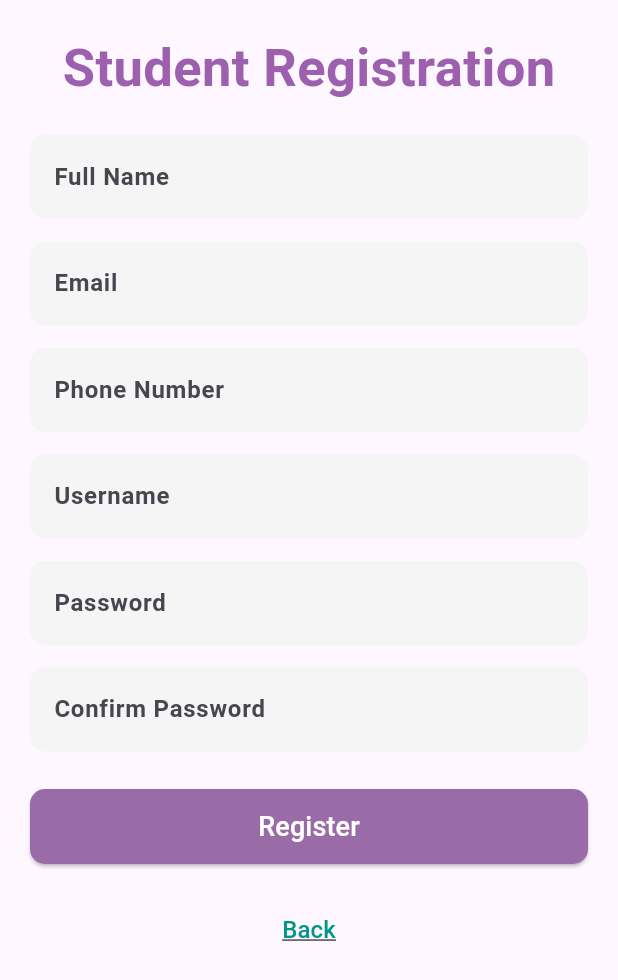
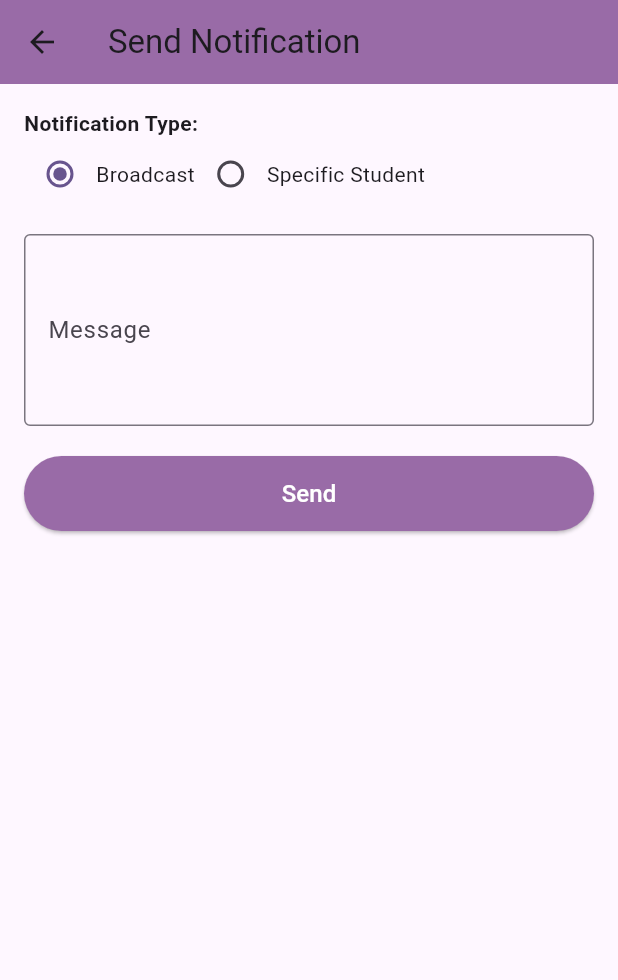
Before and after one commit to Rav-Mihiranga/tuition_management_system, a Flutter app: the AdminDashboard screen opened directly, after a tap on "Send Notification", on a phone screen of 412 x 824 dp. Shown: the top 980 px of the screen. Run offline on Flutter 3.47's test engine with Material 3 defaults, Android fonts, the light colour scheme and no system bars; our stand-ins replace cloud_firestore, firebase_core; accounts and stored records are empty.

Commit message:
notificatio fixed

```diff
--- a/lib/Login/login_screen.dart
+++ b/lib/Login/login_screen.dart
@@ -57,6 +57,7 @@
         final storedPassword = data['password'] as String;
         if (storedPassword == password) {
           // Successful login
+          final docId = query.docs.first.id;
           switch (widget.role) {
             case 'admin':
               Navigator.pushReplacement(
@@ -67,7 +68,9 @@
             case 'student':
               Navigator.pushReplacement(
                 context,
-                MaterialPageRoute(builder: (_) => HomeScreen()),
+                MaterialPageRoute(builder: (_) => HomeScreen(
+                  studentId: docId,
+                )),
               );
               break;
             case 'teacher':
--- a/lib/admin/admin_dashboard.dart
+++ b/lib/admin/admin_dashboard.dart
@@ -3,6 +3,7 @@
 import 'package:tuition_management_system/admin/student_reg.dart';
 import 'package:tuition_management_system/admin/teacher_reg.dart';
 import 'package:tuition_management_system/teacher/teachers.dart';
+import 'package:tuition_management_system/admin/admin_notification.dart';
 
 class AdminDashboard extends StatelessWidget {
   const AdminDashboard({super.key});
@@ -186,7 +187,7 @@
                     onTap: () {
                       Navigator.push(
                         context,
-                        MaterialPageRoute(builder: (context) => StudentReg()),
+                        MaterialPageRoute(builder: (context) => AdminNotificationPage()),
                       );
                     },
                     child: Container(
--- /dev/null
+++ b/lib/admin/admin_notification.dart
@@ -0,0 +1,148 @@
+import 'package:cloud_firestore/cloud_firestore.dart';
+import 'package:flutter/material.dart';
+
+class AdminNotificationPage extends StatefulWidget {
+  const AdminNotificationPage({super.key});
+
+  @override
+  State<AdminNotificationPage> createState() => _AdminNotificationPageState();
+}
+
+class _AdminNotificationPageState extends State<AdminNotificationPage> {
+  final TextEditingController _messageController = TextEditingController();
+  String _notificationType = 'broadcast'; // or 'specific'
+  String? _selectedStudentId;
+  bool _loading = false;
+  List<Map<String, dynamic>> _students = [];
+
+  @override
+  void initState() {
+    super.initState();
+    _fetchStudents();
+  }
+
+  Future<void> _fetchStudents() async {
+    try {
+      final query = await FirebaseFirestore.instance
+          .collection('users')
+          .where('role', isEqualTo: 'student')
+          .get();
+
+      setState(() {
+        _students = query.docs.map((doc) => {'id': doc.id, ...doc.data()}).toList();
+      });
+    } catch (e) {
+      _showMessage('Failed to load students: $e');
+    }
+  }
+
+  Future<void> _sendNotification() async {
+    final message = _messageController.text.trim();
+    if (message.isEmpty) {
+      _showMessage('Please enter a message.');
+      return;
+    }
+
+    if (_notificationType == 'specific' && _selectedStudentId == null) {
+      _showMessage('Please select a student.');
+      return;
+    }
+
+    setState(() => _loading = true);
+
+    try {
+      await FirebaseFirestore.instance.collection('notifications').add({
+        'message': message,
+        'type': _notificationType,
+        'timestamp': FieldValue.serverTimestamp(),
+        'recipientId': _notificationType == 'specific' ? _selectedStudentId : null,
+      });
+
+      _messageController.clear();
+      setState(() => _selectedStudentId = null);
+      _showMessage('Notification sent successfully');
+    } catch (e) {
+      _showMessage('Failed to send notification: $e');
+    } finally {
+      setState(() => _loading = false);
+    }
+  }
+
+  void _showMessage(String msg) {
+    ScaffoldMessenger.of(context).showSnackBar(SnackBar(content: Text(msg)));
+  }
+
+  @override
+  Widget build(BuildContext context) {
+    return Scaffold(
+      appBar: AppBar(
+        title: const Text('Send Notification'),
+        backgroundColor: const Color(0xFF996BA7),
+      ),
+      body: Padding(
+        padding: const EdgeInsets.all(16.0),
+        child: Column(
+          crossAxisAlignment: CrossAxisAlignment.start,
+          children: [
+            const Text('Notification Type:', style: TextStyle(fontWeight: FontWeight.bold)),
+            Row(
+              children: [
+                Radio(
+                  value: 'broadcast',
+                  groupValue: _notificationType,
+                  onChanged: (value) {
+                    setState(() => _notificationType = value!);
+                  },
+                ),
+                const Text('Broadcast'),
+                Radio(
+                  value: 'specific',
+                  groupValue: _notificationType,
+                  onChanged: (value) {
+                    setState(() => _notificationType = value!);
+                  },
+                ),
+                const Text('Specific Student'),
+              ],
+            ),
+            if (_notificationType == 'specific')
+              DropdownButtonFormField<String>(
+                value: _selectedStudentId,
+                decoration: const InputDecoration(labelText: 'Select Student'),
+                items: _students.map<DropdownMenuItem<String>>((student) {
+                  return DropdownMenuItem<String>(
+                    value: student['id'] as String,
+                    child: Text(student['username'] ?? 'Unknown'),
+                  );
+                }).toList(),
+                onChanged: (value) {
+                  setState(() => _selectedStudentId = value);
+                },
+              ),
+            const SizedBox(height: 16),
+            TextField(
+              controller: _messageController,
+              maxLines: 4,
+              decoration: const InputDecoration(
+                border: OutlineInputBorder(),
+                labelText: 'Message',
+              ),
+            ),
+            const SizedBox(height: 20),
+            SizedBox(
+              width: double.infinity,
+              height: 50,
+              child: ElevatedButton(
+                onPressed: _loading ? null : _sendNotification,
+                style: ElevatedButton.styleFrom(backgroundColor: const Color(0xFF996BA7)),
+                child: _loading
+                    ? const CircularProgressIndicator(color: Colors.white)
+                    : const Text('Send', style: TextStyle(color: Colors.white, fontSize: 16)),
+              ),
+            )
+          ],
+        ),
+      ),
+    );
+  }
+}
```
Also changed, not shown: lib/screens/home_screen.dart (+20 -13 lines), lib/screens/student_notification.dart (added, +97 -0 lines).
